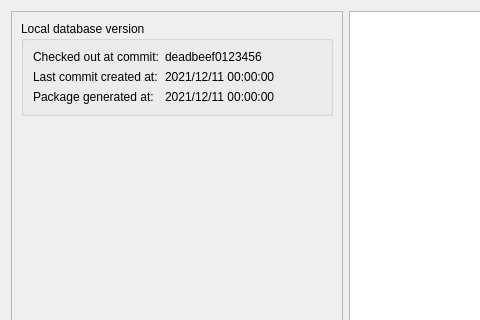
This is src/subprojects/AutoEqIntegration/AeqSelector.ui in Audio4Linux/JDSP4Linux as Qt 5 draws it before an edit; both pictures show x 0 to 480 and y 0 to 320 of the 912 by 574 pixel window. The edited form follows.
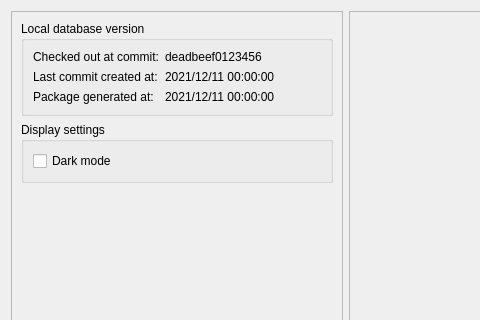
This is the edited form. The open tabs and pages were chosen to show the change. Icons and pictures are not drawn. Custom widgets are drawn as their Qt base class.

Commit message: Add dark mode for plot

Diff of the .ui file:
```diff
--- a/src/subprojects/AutoEqIntegration/AeqSelector.ui
+++ b/src/subprojects/AutoEqIntegration/AeqSelector.ui
@@ -25,7 +25,7 @@
         <enum>QFrame::Plain</enum>
        </property>
        <property name="currentIndex">
-        <number>0</number>
+        <number>1</number>
        </property>
        <widget class="QWidget" name="stackedWidgetPage1">
         <layout class="QVBoxLayout" name="verticalLayout_3">
@@ -172,6 +172,22 @@
               </layout>
              </widget>
             </item>
+            <item>
+             <widget class="QGroupBox" name="groupBox_2">
+              <property name="title">
+               <string>Display settings</string>
+              </property>
+              <layout class="QVBoxLayout" name="verticalLayout_9">
+               <item>
+                <widget class="QCheckBox" name="darkMode">
+                 <property name="text">
+                  <string>Dark mode</string>
+                 </property>
+                </widget>
+               </item>
+              </layout>
+             </widget>
+            </item>
             <item>
              <spacer name="verticalSpacer">
               <property name="orientation">
@@ -295,16 +311,14 @@
           </widget>
           <widget class="QWidget" name="page_2">
            <property name="styleSheet">
-            <string notr="true">#page_2 {
-	background-color: white;
-}</string>
+            <string notr="true"/>
            </property>
            <layout class="QVBoxLayout" name="verticalLayout_8">
             <property name="leftMargin">
              <number>0</number>
             </property>
             <property name="topMargin">
-             <number>4</number>
+             <number>0</number>
             </property>
             <property name="rightMargin">
              <number>0</number>
```
The commit also changes 5 other files.
